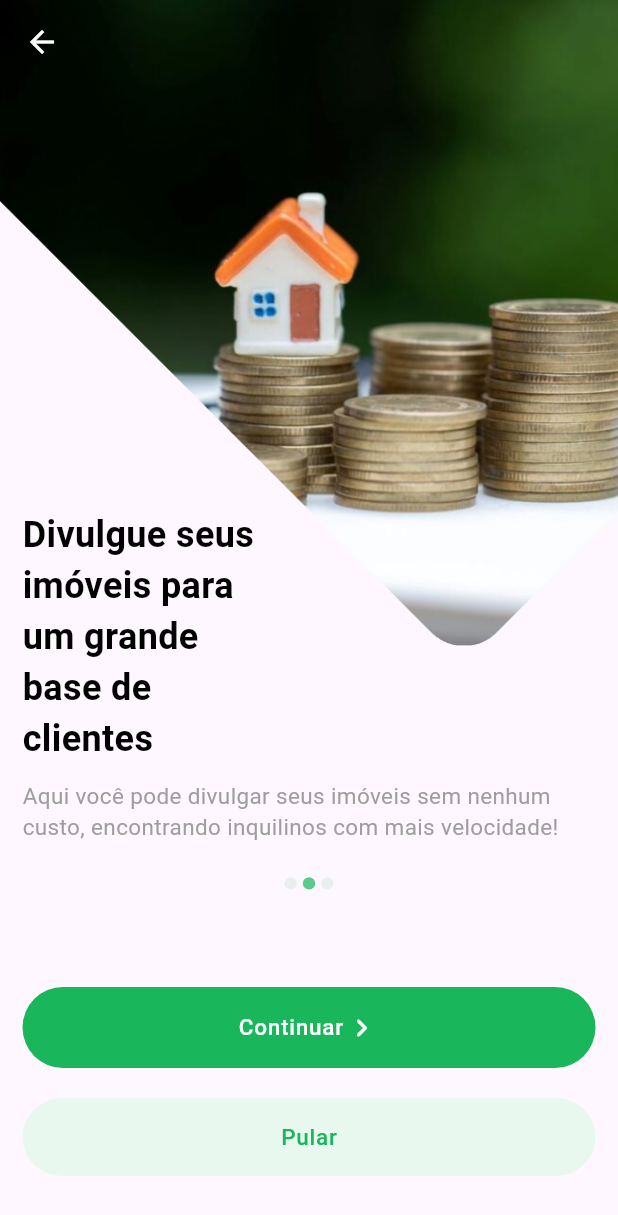
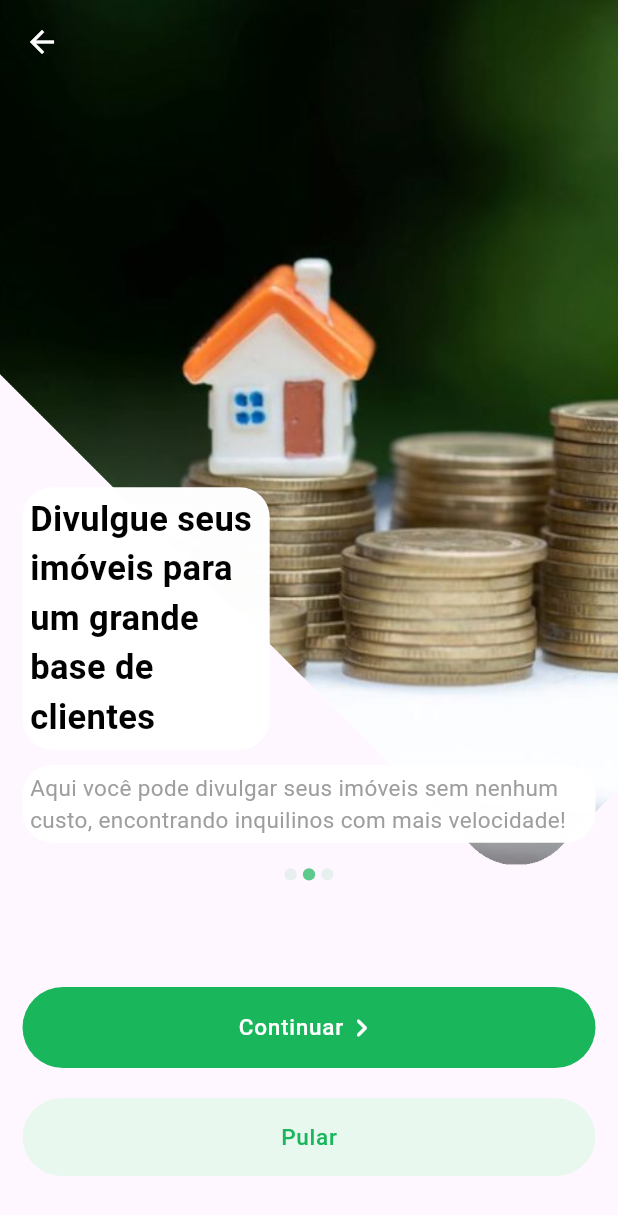
Before and after one commit to JoseVinicius-P/AluExpress-Flutter, a Flutter app: the SlidePage screen opened by its route, after a tap on "Continuar", on a phone screen of 412 x 824 dp. Shown: the top 1215 px of the screen. Run offline on Flutter 3.47's test engine with Material 2 defaults, Android fonts, the phone set to English and light mode, and no system bars; drawn by our look-alikes of auto_size_text, carousel_slider; our stand-ins replace device_preview, flutter_modular, flutter_triple, responsive_builder.

Commit message:
style: Modularizando layout para funcionar em diversos tamanhos de tela

```diff
--- a/lib/app/modules/presentation/pages/slide_page.dart
+++ b/lib/app/modules/presentation/pages/slide_page.dart
@@ -21,134 +21,18 @@ class SlidePageState extends State<SlidePage>{
 
   void initElementsList (){
     elementsList = [
-      Stack(
-        children: [
-          const Image(
-            image: AssetImage('assets/images/slide1.png'),
-            fit: BoxFit.cover,
-          ),
-          Padding(
-            padding: const EdgeInsets.all(15.0),
-            child: Column(
-              crossAxisAlignment: CrossAxisAlignment.start,
-              mainAxisAlignment: MainAxisAlignment.end,
-              mainAxisSize: MainAxisSize.max,
-              children: [
-                const Spacer(),
-                Flexible(
-                  child: SizedBox(
-                    width: 40.sw,
-                    child: const AutoSizeText(
-                      "Encontre a casa que sempre sonhou!",
-                      style: TextStyle(
-                          fontSize: 35,
-                          color: Colors.black,
-                          fontWeight: FontWeight.bold
-                      ),
-                    ),
-                  ),
-                ),
-                const SizedBox(height: 10,),
-                const Flexible(
-                  child: AutoSizeText(
-                    "No Luguel você pode encontrar uma grande diversidade de casas e apartamentos, tudo de acordo com a cidade que você mora!",
-                    style: TextStyle(
-                      fontSize: 15,
-                      color: Colors.grey,
-                    ),
-                  ),
-                ),
-              ],
-            ),
-          )
-        ],
-      ),
-      Stack(
-        children: [
-          const Image(
-            image: AssetImage('assets/images/slide2.png'),
-            fit: BoxFit.cover,
-          ),
-          Padding(
-            padding: const EdgeInsets.all(15.0),
-            child: Column(
-              crossAxisAlignment: CrossAxisAlignment.start,
-              mainAxisAlignment: MainAxisAlignment.end,
-              mainAxisSize: MainAxisSize.max,
-              children: [
-                const Spacer(),
-                Flexible(
-                  child: SizedBox(
-                    width: 40.sw,
-                    child: const AutoSizeText(
-                      "Divulgue seus imóveis para um grande base de clientes",
-                      style: TextStyle(
-                          fontSize: 35,
-                          color: Colors.black,
-                          fontWeight: FontWeight.bold
-                      ),
-                    ),
-                  ),
-                ),
-                const SizedBox(height: 10,),
-                const Flexible(
-                  child: AutoSizeText(
-                    "Aqui você pode divulgar seus imóveis sem nenhum custo, encontrando inquilinos com mais velocidade!",
-                    style: TextStyle(
-                      fontSize: 15,
-                      color: Colors.grey,
-                    ),
-                  ),
-                ),
-
-              ],
-            ),
-          )
-        ],
-      ),
-      Stack(
-        children: [
-          const Image(
-            image: AssetImage('assets/images/slide3.png'),
-            fit: BoxFit.cover,
-          ),
-          Padding(
-            padding: const EdgeInsets.all(15.0),
-            child: Column(
-              crossAxisAlignment: CrossAxisAlignment.start,
-              mainAxisAlignment: MainAxisAlignment.end,
-              mainAxisSize: MainAxisSize.max,
-              children: [
-                const Spacer(),
-                Flexible(
-                  child: SizedBox(
-                    width: 40.sw,
-                    child: const AutoSizeText(
-                      "Alugue com rapidez, sem sair de casa!",
-                      style: TextStyle(
-                          fontSize: 35,
-                          color: Colors.black,
-                          fontWeight: FontWeight.bold
-                      ),
-                    ),
-                  ),
-                ),
-                const SizedBox(height: 10,),
-                const Flexible(
-                  child: AutoSizeText(
-                    "Com apenas alguns minutos você consegue ver todas as casa disponíveis na sua cidade, alugando sem precisar procurar manualmente",
-                    style: TextStyle(
-                      fontSize: 15,
-                      color: Colors.grey,
-                    ),
-                  ),
-                ),
-
-              ],
-            ),
-          )
-        ],
-      ),
+      const SlidePageWidget(
+          slidePath: 'assets/images/slide1.png',
+          title: "Encontre a casa que sempre sonhou!",
+          subtitle: "No Luguel você pode encontrar uma grande diversidade de casas e apartamentos, tudo de acordo com a cidade que você mora!"),
+      const SlidePageWidget(
+          slidePath: 'assets/images/slide2.png',
+          title: "Divulgue seus imóveis para um grande base de clientes",
+          subtitle: "Aqui você pode divulgar seus imóveis sem nenhum custo, encontrando inquilinos com mais velocidade!"),
+      const SlidePageWidget(
+          slidePath: 'assets/images/slide3.png',
+          title: "Alugue com rapidez, sem sair de casa!",
+          subtitle: "Com apenas alguns minutos você consegue ver todas as casa disponíveis na sua cidade, alugando sem precisar procurar manualmente"),
     ];
   }
 
@@ -187,48 +71,98 @@ class SlidePageState extends State<SlidePage>{
           _carouselController.jumpToPage(0);
           return true;
         },
-        child: Column(
+        child: OrientationLayoutBuilder(
+          portrait: (context) => Column(
             children: [
               Expanded(
                 flex: 3,
                 child: Column(
                   children: [
-                  Flexible(
-                    child: CarouselSlider(
+                    CarouselSliderWidget(
                       carouselController: _carouselController,
-                      options: CarouselOptions(
-                        height: 70.sh,
-                        enlargeCenterPage: false,
-                        autoPlay: false,
-                        enableInfiniteScroll: false,
-                        viewportFraction: 1,
-                        onPageChanged: (index, reason) {
-                          store.updateCurrentSlide(index);
-                        }),
-                      items: elementsList,
-                    ),
+                      elementsList: elementsList,
+                      onPageChanged: (index) => store.updateCurrentSlide(index),
+                      axis: Axis.horizontal,
                     ),
                     TripleBuilder(
                         store: store,
                         builder: (context, triple) {
-                        return Row(
+                          return SlideIndicatorWidget(
+                            seletedItem: triple.state as int,
+                            numberOfItems: elementsList.length,
+                            axis: Axis.horizontal,
+                            onItemTap: (index) => _carouselController.animateToPage(
+                                index,
+                                duration: const Duration(milliseconds: 800),
+                                curve: Curves.fastEaseInToSlowEaseOut)
+                          );
+                        }
+                    ),
+                  ],
+                ),
+              ),
+              Expanded(
+                flex: 1,
+                child: Padding(
+                  padding: const EdgeInsets.all(15.0),
+                  child: Column(
+                    mainAxisSize: MainAxisSize.max,
                     mainAxisAlignment: MainAxisAlignment.center,
-                          children: elementsList.asMap().entries.map((entry) {
-                            return GestureDetector(
-                              onTap: () => _carouselController.animateToPage(entry.key),
-                              child: Container(
-                                width: 1.sh,
-                                height: 1.sh,
-                                margin: const EdgeInsets.symmetric(vertical: 8.0, horizontal: 2.0),
-                                decoration: BoxDecoration(
-                                    shape: BoxShape.circle,
-                                    color: (Theme.of(context).brightness == Brightness.dark
-                                        ? Colors.white
-                                        : MyColors.primaryColor)
-                                        .withOpacity(triple.state == entry.key ? 0.7 : 0.1)),
+                    children: [
+                      TripleBuilder(
+                          store: store,
+                          builder: (context, triple) {
+                            int current = triple.state as int;
+                            return DefaultButtonWidget(
+                              onTap: current != 2 ? () => _carouselController.animateToPage(current + 1, duration: const Duration(milliseconds: 800), curve: Curves.fastEaseInToSlowEaseOut) : (){},
+                              text: current != 2 ? "Continuar" : "Finalizar",
+                              icon: Icon(
+                                current != 2 ? Icons.keyboard_arrow_right_rounded : Icons.done_rounded,
+                                color: Colors.white,),
+                              background: MyColors.primaryColor,
+                              textColor: Colors.white,
+                            );
+                          }
                       ),
-                            );
-                          }).toList(),
+                      const SizedBox(height: 20,),
+                      DefaultButtonWidget(
+                        onTap: (){},
+                        text: "Pular",
+                        background: MyColors.secondaryColor,
+                        textColor: MyColors.primaryColor,
+                      ),
+                    ],
+                  ),
+                ),
+              ),
+            ],
+          ),
+          landscape: (context) => Center(
+            child: Row(
+              mainAxisSize: MainAxisSize.max,
+              children: [
+                Expanded(
+                  flex: 1,
+                  child: Row(
+                    children: [
+                      CarouselSliderWidget(
+                        carouselController: _carouselController,
+                        elementsList: elementsList,
+                        onPageChanged: (index) => store.updateCurrentSlide(index),
+                        axis: Axis.vertical,
+                      ),
+                      const SizedBox(width: 10,),
+                      TripleBuilder(
+                          store: store,
+                          builder: (context, triple) {
+                            return SlideIndicatorWidget(
+                                seletedItem: triple.state as int,
+                                numberOfItems: elementsList.length,
+                                axis: Axis.vertical,
+                                onItemTap: (index) => _carouselController.animateToPage(
+                                    index,
+                                    duration: const Duration(milliseconds: 800),
+                                    curve: Curves.fastEaseInToSlowEaseOut)
                             );
                           }
                       ),
@@ -272,6 +206,175 @@ class SlidePageState extends State<SlidePage>{
               ],
             ),
           ),
+        ),
+      ),
     );
   }
 }
+
+class SlidePageWidget extends StatelessWidget {
+  const SlidePageWidget({
+    super.key,
+    required this.slidePath,
+    required this.title,
+    required this.subtitle,
+  });
+
+  final String slidePath;
+  final String title;
+  final String subtitle;
+
+  @override
+  Widget build(BuildContext context) {
+    return Expanded(
+      child: Stack(
+        children: [
+          Container(
+            constraints: const BoxConstraints.expand(),
+            child: Image(
+              image: AssetImage(slidePath),
+              fit: BoxFit.cover,
+            ),
+          ),
+          Padding(
+            padding: const EdgeInsets.all(15.0),
+            child: Column(
+              crossAxisAlignment: CrossAxisAlignment.start,
+              mainAxisAlignment: MainAxisAlignment.end,
+              mainAxisSize: MainAxisSize.max,
+              children: [
+                const Spacer(),
+                Flexible(
+                  child: SizedBox(
+                    width: 40.sw,
+                    child: Container(
+                      decoration: BoxDecoration(
+                          borderRadius: const BorderRadius.all(Radius.circular(20)),
+                          color: Colors.white.withOpacity(0.99)
+                      ),
+                      child: Padding(
+                        padding: const EdgeInsets.all(5.0),
+                        child: AutoSizeText(
+                          title,
+                          style: const TextStyle(
+                              fontSize: 35,
+                              color: Colors.black,
+                              fontWeight: FontWeight.bold
+                          ),
+                        ),
+                      ),
+                    ),
+                  ),
+                ),
+                const SizedBox(height: 10,),
+                Flexible(
+                  child: Container(
+                    decoration: BoxDecoration(
+                        borderRadius: const BorderRadius.all(Radius.circular(20)),
+                        color: Colors.white.withOpacity(0.99)
+                    ),
+                    child: Padding(
+                      padding: const EdgeInsets.all(5.0),
+                      child: AutoSizeText(
+                        subtitle,
+                        style: const TextStyle(
+                          fontSize: 15,
+                          color: Colors.grey,
+                        ),
+                      ),
+                    ),
+                  ),
+                ),
+              ],
+            ),
+          )
+        ],
+      ),
+    );
+  }
+}
+
+class CarouselSliderWidget extends StatelessWidget {
+  const CarouselSliderWidget({
+    super.key,
+    required CarouselController carouselController,
+    required this.elementsList, required this.onPageChanged,
+    required this.axis,
+  }) : _carouselController = carouselController;
+
+  final CarouselController _carouselController;
+  final List<Widget> elementsList;
+  final Function(int) onPageChanged;
+  final Axis axis;
+
+  @override
+  Widget build(BuildContext context) {
+    return Flexible(
+      child: CarouselSlider(
+        carouselController: _carouselController,
+        options: CarouselOptions(
+            scrollDirection: axis,
+            height: 70.sh,
+            enlargeCenterPage: false,
+            autoPlay: false,
+            enableInfiniteScroll: false,
+            viewportFraction: 1,
+            onPageChanged: (index, reason) {
+              onPageChanged(index);
+            }),
+        items: elementsList,
+      ),
+    );
+  }
+}
+
+class SlideIndicatorWidget extends StatelessWidget {
+  const SlideIndicatorWidget({
+    super.key,
+    required this.numberOfItems,
+    this.onItemTap,
+    required this.seletedItem,
+    required this.axis,
+  });
+
+  final int numberOfItems;
+  final Function(int)? onItemTap;
+  final int seletedItem;
+  final Axis axis;
+
+  List<Widget> generateItems(){
+    return List.generate(numberOfItems, (index) =>
+        GestureDetector(
+          onTap: onItemTap != null ? () => onItemTap!(index) : (){},
+          child: Container(
+            width: 1.sh,
+            height: 1.sh,
+            margin: const EdgeInsets.symmetric(vertical: 2.0, horizontal: 2.0),
+            decoration: BoxDecoration(
+                shape: BoxShape.circle,
+                color: MyColors.primaryColor.withOpacity(seletedItem == index ? 0.7 : 0.1)
+            ),
+          ),
+        ));
+  }
+
+
+  @override
+  Widget build(BuildContext context) {
+    return Builder(
+      builder: (context){
+        if(axis == Axis.horizontal){
+          return Row(
+            mainAxisAlignment: MainAxisAlignment.center,
+            children: generateItems(),
+          );
+        }else{
+          return Column(
+            mainAxisAlignment: MainAxisAlignment.center,
+            children: generateItems(),
+          );
+        }
+      },
+    );
+  }
+}
```
Lines whose indentation alone changed are shown as unchanged.
